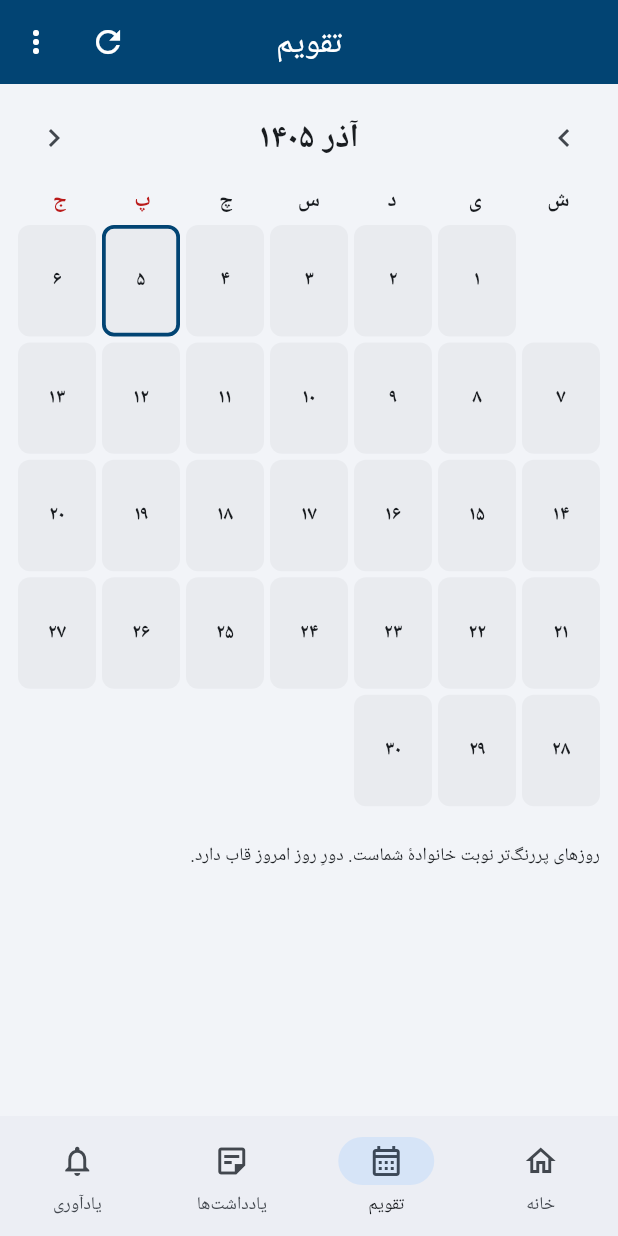
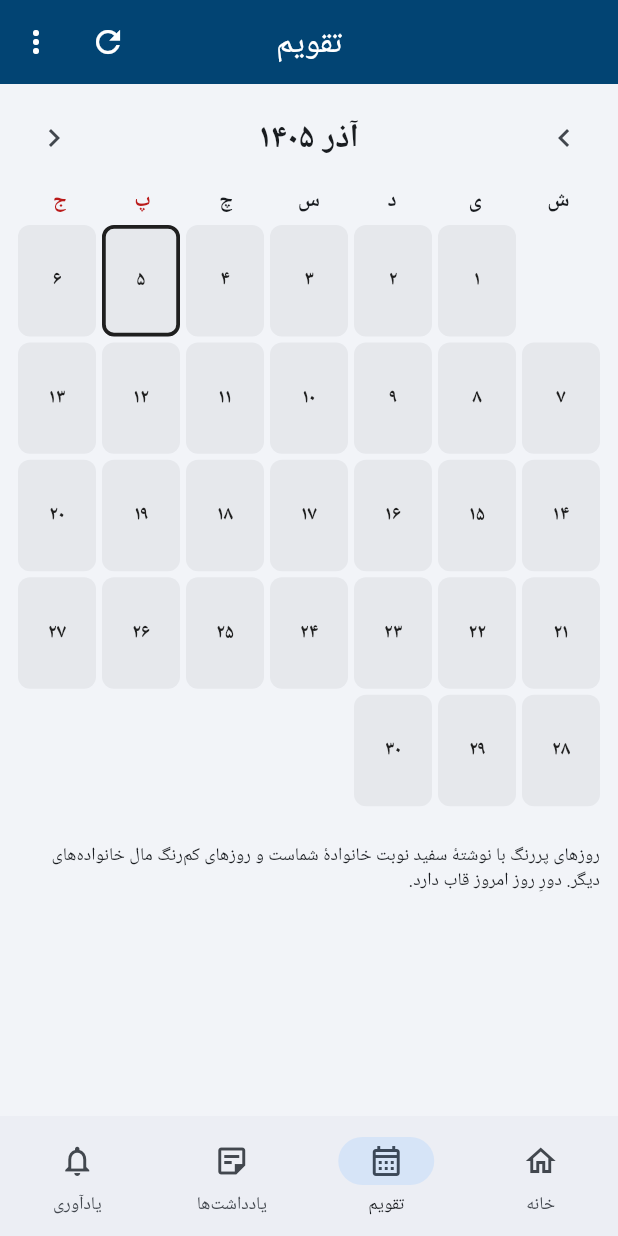
Before and after one commit to 30mdco-jpg/madarbozorg, a Flutter app: the screen it shows once a user with an empty profile is signed in, item 2 of the bottom bar chosen, on a phone screen of 412 x 824 dp. Run offline on Flutter 3.47's test engine with Material 3 defaults, Android fonts, the phone set to English and light mode, and no system bars; our stand-ins replace flutter_local_notifications, shared_preferences, supabase_flutter, timezone; missing offline and left inert: workmanager; accounts and stored records are empty; Roboto replaces fonts that are missing (Vazirmatn); statements that could not run were skipped.

Commit message:
رنگ‌های جدید تقویم

```diff
--- a/lib/ui/calendar_tab.dart
+++ b/lib/ui/calendar_tab.dart
@@ -187,17 +187,31 @@ class _CalendarTabState extends State<CalendarTab> {
               final isToday = date == today;
               final mine = entry?.familyId == widget.profile.familyId;
               final name = entry == null ? null : _name(entry.familyId);
-              final color = name == null ? theme.colorScheme.outline : familyColor(name);
               final block = widget.book.blockLengthAt(date);
+
+              // نوبت خانوادهٔ کاربر: رنگ پررنگ و نوشتهٔ سفید.
+              // نوبت خانواده‌های دیگر: رنگ کم‌رنگ و نوشتهٔ مشکی.
+              Color bg;
+              Color fg;
+              if (name == null) {
+                bg = theme.colorScheme.outline.withAlpha(25);
+                fg = Colors.black87;
+              } else if (mine) {
+                bg = familyColor(name);
+                fg = Colors.white;
+              } else {
+                bg = familyPale(name);
+                fg = Colors.black;
+              }
               return InkWell(
                 borderRadius: BorderRadius.circular(8),
                 onTap: () => _showDay(date),
                 child: Container(
                   decoration: BoxDecoration(
-                    color: color.withAlpha(entry == null ? 18 : (mine ? 150 : 55)),
+                    color: bg,
                     borderRadius: BorderRadius.circular(8),
                     border: Border.all(
-                      color: isToday ? theme.colorScheme.primary : Colors.transparent,
+                      color: isToday ? Colors.black87 : Colors.transparent,
                       width: 2.5,
                     ),
                   ),
@@ -207,19 +221,22 @@ class _CalendarTabState extends State<CalendarTab> {
                     children: [
                       Text(
                         toFa(day),
-                        style: const TextStyle(
-                            fontWeight: FontWeight.bold, fontSize: 13),
+                        style: TextStyle(
+                            fontWeight: FontWeight.bold,
+                            fontSize: 13,
+                            color: fg),
                       ),
                       if (name != null)
                         FittedBox(
                           fit: BoxFit.scaleDown,
-                          child: Text(name, style: const TextStyle(fontSize: 10)),
+                          child: Text(name,
+                              style: TextStyle(fontSize: 10, color: fg)),
                         ),
                       if (block > 1)
                         FittedBox(
                           fit: BoxFit.scaleDown,
                           child: Text('${toFa(block)} روزه',
-                              style: const TextStyle(fontSize: 8)),
+                              style: TextStyle(fontSize: 8, color: fg)),
                         ),
                     ],
                   ),
@@ -245,7 +262,7 @@ class _CalendarTabState extends State<CalendarTab> {
           ),
           const SizedBox(height: 8),
           Text(
-            'روزهای پررنگ‌تر نوبت خانوادهٔ شماست. دورِ روز امروز قاب دارد.',
+            'روزهای پررنگ با نوشتهٔ سفید نوبت خانوادهٔ شماست و روزهای کم‌رنگ مال خانواده‌های دیگر. دورِ روز امروز قاب دارد.',
             style: theme.textTheme.bodySmall,
           ),
         ],
```
